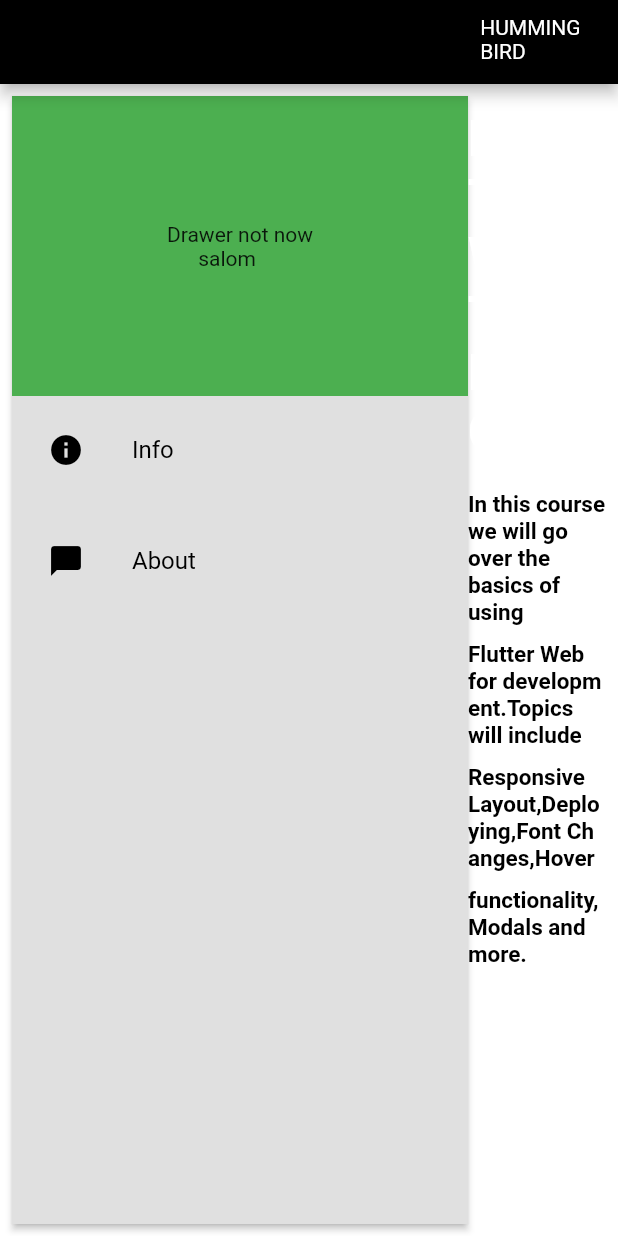
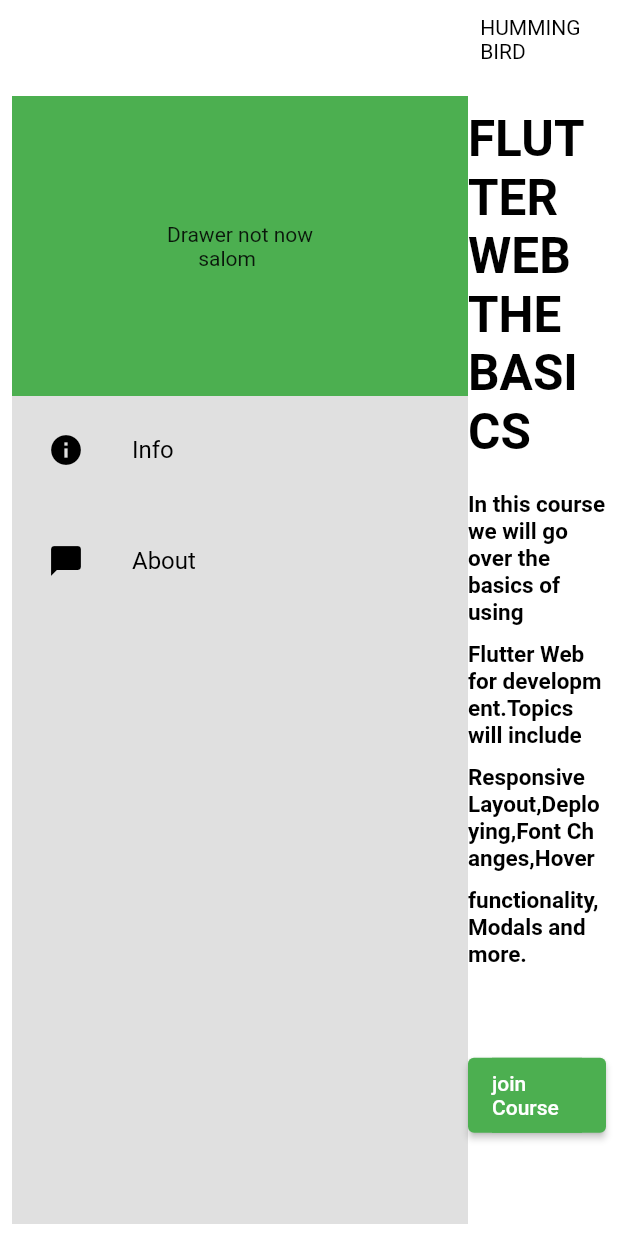
Before and after one commit to AsliddinBoriyev/my_dog_app, a Flutter app: the DesktopScaffold screen opened directly, on a phone screen of 412 x 824 dp. Run offline on Flutter 3.47's test engine with Material 2 defaults, Android fonts, the phone set to English and light mode, and no system bars; our stand-ins replace hive_flutter; missing offline and left inert: http_interceptor; accounts and stored records are empty.

Commit message:
1212123132adadvxv

```diff
--- a/lib/constants.dart
+++ b/lib/constants.dart
@@ -2,13 +2,15 @@ import 'package:flutter/material.dart';
 
 var defaultBackgroundColor = Colors.white;
 var appBarColor = Colors.
-yellowAccent;
+black;
 var myAppBar = AppBar(
-  backgroundColor: Colors.
-  black,
+  backgroundColor: Colors.white,
+  iconTheme: const IconThemeData(
+    color: Colors.black,
+  ),
+  elevation: 0,
   actions: [
     Row(
-      crossAxisAlignment: CrossAxisAlignment.end,
       children: [
         Column(
           crossAxisAlignment: CrossAxisAlignment.start,
@@ -18,11 +20,11 @@ var myAppBar = AppBar(
             ),
             Text(
               'HUMMING',
-              style: TextStyle(color: Colors.white),
+              style: TextStyle(color: Colors.black),
             ),
             Text(
               "BIRD",
-              style: TextStyle(color: Colors.white),
+              style: TextStyle(color: Colors.black),
             )
           ],
         ),
@@ -37,7 +39,7 @@ var drawerTextColor = const TextStyle(
 var tilePadding = const EdgeInsets.only(left: 8.0, right: 8, top: 8);
 var myDrawer = Drawer(
   backgroundColor: Colors.grey[300],
-  elevation: 2,
+  elevation: 0,
   child: Column(
     children: [
       Container(
--- a/lib/main.dart
+++ b/lib/main.dart
@@ -1,5 +1,6 @@
 import 'package:flutter/material.dart';
 import 'package:hive_flutter/adapters.dart';
+import 'package:my_dog_app/pages/desktop_page.dart';
 import 'package:my_dog_app/pages/desktop_page.dart';
 import 'package:my_dog_app/pages/mobile_page.dart';
 import 'package:my_dog_app/pages/responsive_layout.dart';
--- a/lib/pages/desktop_page.dart
+++ b/lib/pages/desktop_page.dart
@@ -1,5 +1,6 @@
 import 'package:flutter/material.dart';
 import '../constants.dart';
+
 class DesktopScaffold extends StatefulWidget {
   const DesktopScaffold({Key? key}) : super(key: key);
 
@@ -16,49 +17,86 @@ class _DesktopScaffoldState extends State<DesktopScaffold> {
       body: Padding(
         padding: const EdgeInsets.all(8.0),
         child: Row(
-          crossAxisAlignment: CrossAxisAlignment.start,
+          crossAxisAlignment: CrossAxisAlignment.center,
           children: [
             // open drawer
             myDrawer,
             Expanded(
               flex: 4,
               child: Column(
-                children: const [
+                children:  [
                   // first 4 boxes in grid
-                  AspectRatio(
+                  const AspectRatio(
                     aspectRatio: 10,
                     child: SizedBox(
                       width: double.infinity,
                     ),
                   ),
-                  Text(
+                  const Text(
                     'FLUTTER WEB',
-                    style: TextStyle(color: Colors.white, fontSize: 33,fontWeight: FontWeight.bold),
+                    style: TextStyle(
+                        color: Colors.black,
+                        fontSize: 33,
+                        fontWeight: FontWeight.bold),
                   ),
-                  Text(
+                  const Text(
                     'THE BASICS',
-                    style: TextStyle(color: Colors.white, fontSize: 33,fontWeight: FontWeight.bold),
+                    style: TextStyle(
+                        color: Colors.black,
+                        fontSize: 33,
+                        fontWeight: FontWeight.bold),
                   ),
-                  SizedBox(height: 20,),
-                  Text(
+                  const SizedBox(
+                    height: 20,
+                  ),
+                  const Text(
                     'In this course we will go over the basics of using',
-                    style: TextStyle(color: Colors.black, fontSize: 15,fontWeight: FontWeight.bold),
+                    style: TextStyle(
+                        color: Colors.black,
+                        fontSize: 15,
+                        fontWeight: FontWeight.bold),
                   ),
-                  SizedBox(height: 10,),
-                  Text(
+                  const SizedBox(
+                    height: 10,
+                  ),
+                  const Text(
                     'Flutter Web for development.Topics will include',
-                    style: TextStyle(color: Colors.black, fontSize: 15,fontWeight: FontWeight.bold),
+                    style: TextStyle(
+                        color: Colors.black,
+                        fontSize: 15,
+                        fontWeight: FontWeight.bold),
                   ),
-                  SizedBox(height: 10,),
-                  Text(
+                  const SizedBox(
+                    height: 10,
+                  ),
+                  const Text(
                     'Responsive Layout,Deploying,Font Changes,Hover',
-                    style: TextStyle(color: Colors.black, fontSize: 15,fontWeight: FontWeight.bold),
+                    style:  TextStyle(
+                        color: Colors.black,
+                        fontSize: 15,
+                        fontWeight: FontWeight.bold),
                   ),
-                  SizedBox(height: 10,),
-                  Text(
+                  const SizedBox(
+                    height: 10,
+                  ),
+                  const Text(
                     'functionality,Modals and more.',
-                    style: TextStyle(color: Colors.black, fontSize: 15,fontWeight: FontWeight.bold),
+                    style:  TextStyle(
+                        color: Colors.black,
+                        fontSize: 15,
+                        fontWeight: FontWeight.bold),
                   ),
+                  const SizedBox(
+                    height: 60,
+                  ),
+                  ElevatedButton(onPressed: (){} , child:Container(
+                    alignment: Alignment.center,
+                    height: 50,
+                    width: 300,
+                    color: Colors.green,
+                    child:  const Text("join Course"),
+                  ),
+                  )
                 ],
               ),
             ),
```
Also changed, not shown: lib/pages/mobile_page.dart (+23 -12 lines), lib/pages/tablet_body.dart (+57 -20 lines).
